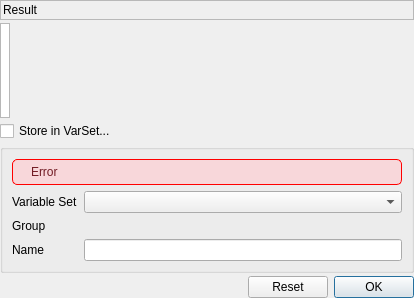
First picture: the form in src/Gui/Dialogs/DlgExpressionInput.ui, repository southseact-3d/fcd, before the edit.
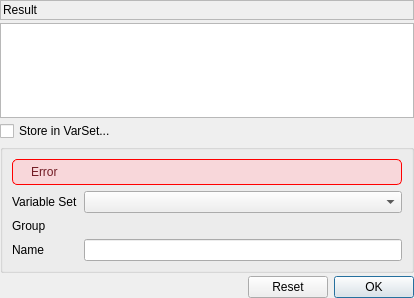
Second picture: the form after the edit. Custom widgets are drawn as their Qt base class.

Commit message: Core: Remove redundant spacers from Expression editor

```diff
--- a/src/Gui/Dialogs/DlgExpressionInput.ui
+++ b/src/Gui/Dialogs/DlgExpressionInput.ui
@@ -173,19 +173,6 @@
        </property>
       </widget>
      </item>
-     <item>
-      <spacer name="horizontalSpacer_3">
-       <property name="orientation">
-        <enum>Qt::Orientation::Horizontal</enum>
-       </property>
-       <property name="sizeHint" stdset="0">
-        <size>
-         <width>0</width>
-         <height>2</height>
-        </size>
-       </property>
-      </spacer>
-     </item>
     </layout>
    </item>
    <item>
```
The commit also changes 1 other file.
